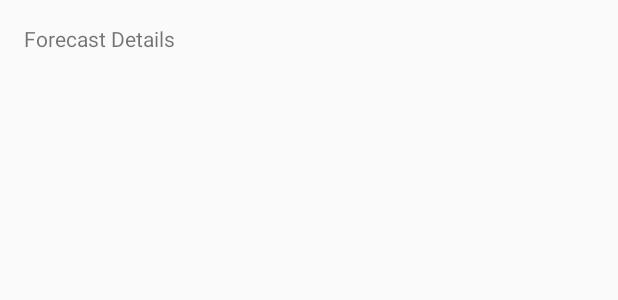
After one commit to harshssd/Mausam, an Android app: the layout fragment_forecast_detail.xml on its own in the app's theme, with its tools: preview values and no code run, on a phone screen of 412 x 824 dp. The commit adds this screen. Shown: the top 300 px of the screen. Run offline under Robolectric (Android 15) with nearby library versions, the phone set to English and light mode, and no system bars.

Commit message:
Launch a new detail activity on click of a forecast item.

```diff
--- a/app/src/main/AndroidManifest.xml
+++ b/app/src/main/AndroidManifest.xml
@@ -17,6 +17,7 @@
                 <category android:name="android.intent.category.LAUNCHER" />
             </intent-filter>
         </activity>
+        <activity android:name=".ForecastDetailActivity"></activity>
     </application>
 
 </manifest>
--- /dev/null
+++ b/app/src/main/res/layout/activity_forecast_detail.xml
@@ -0,0 +1,4 @@
+<FrameLayout xmlns:android="http://schemas.android.com/apk/res/android"
+    xmlns:tools="http://schemas.android.com/tools" android:id="@+id/container"
+    android:layout_width="match_parent" android:layout_height="match_parent"
+    tools:context="com.hhh.mausam.ForecastDetailActivity" tools:ignore="MergeRootFrame" />
--- /dev/null
+++ b/app/src/main/res/layout/fragment_forecast_detail.xml
@@ -0,0 +1,12 @@
+<RelativeLayout xmlns:android="http://schemas.android.com/apk/res/android"
+    xmlns:tools="http://schemas.android.com/tools" android:layout_width="match_parent"
+    android:layout_height="match_parent" android:paddingLeft="@dimen/activity_horizontal_margin"
+    android:paddingRight="@dimen/activity_horizontal_margin"
+    android:paddingTop="@dimen/activity_vertical_margin"
+    android:paddingBottom="@dimen/activity_vertical_margin"
+    tools:context="com.hhh.mausam.ForecastDetailActivity$PlaceholderFragment">
+
+    <TextView android:text="Forecast Details" android:layout_width="wrap_content"
+        android:layout_height="wrap_content" />
+
+</RelativeLayout>
--- /dev/null
+++ b/app/src/main/res/menu/forecast_detail.xml
@@ -0,0 +1,4 @@
+<?xml version="1.0" encoding="utf-8"?>
+<menu xmlns:android="http://schemas.android.com/apk/res/android">
+
+</menu>
```
Also changed, not shown: app/src/main/java/com/hhh/mausam/ForecastDetailActivity.java (added, +58 -0 lines), app/src/main/java/com/hhh/mausam/ForecastFragment.java (+10 -1 lines).
